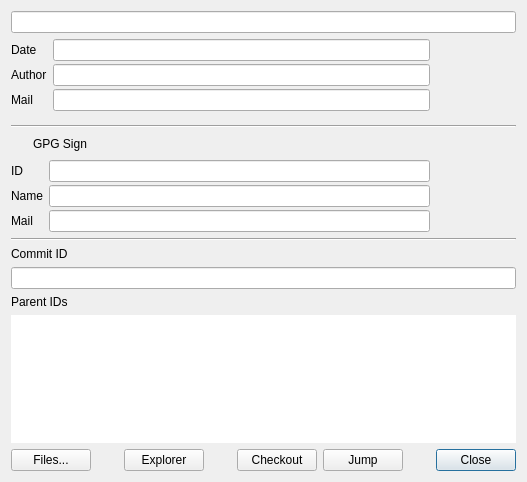
This is src/CommitPropertyDialog.ui in soramimi/Guitar as Qt 5 draws it before an edit. The edited form follows.
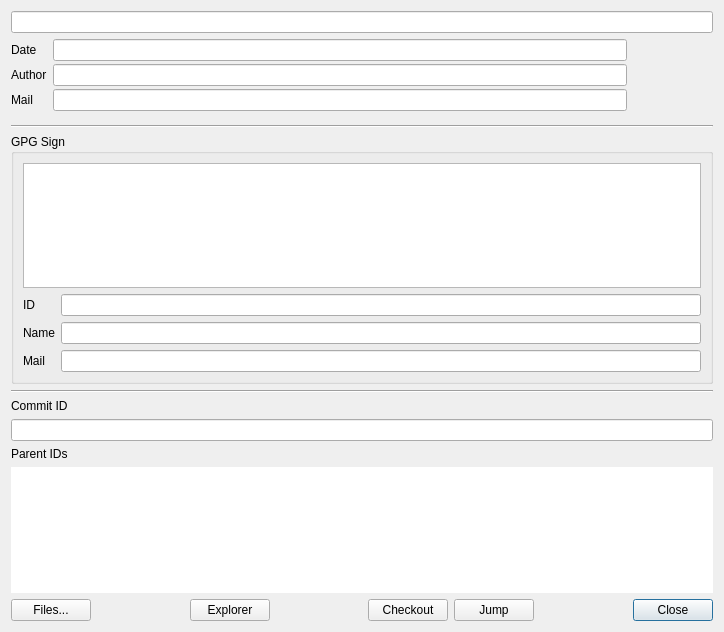
This is the edited form. Icons and pictures are not drawn. Custom widgets are drawn as their Qt base class.

```diff
--- a/src/CommitPropertyDialog.ui
+++ b/src/CommitPropertyDialog.ui
@@ -6,8 +6,8 @@
    <rect>
     <x>0</x>
     <y>0</y>
-    <width>527</width>
-    <height>482</height>
+    <width>724</width>
+    <height>632</height>
    </rect>
   </property>
   <property name="windowTitle">
@@ -112,56 +112,28 @@
        </widget>
       </item>
       <item>
-       <layout class="QHBoxLayout" name="horizontalLayout_2">
-        <property name="spacing">
-         <number>2</number>
-        </property>
-        <item>
-         <widget class="QLabel" name="label_signature_icon">
+       <widget class="QGroupBox" name="groupBox">
           <property name="minimumSize">
            <size>
-            <width>20</width>
-            <height>20</height>
-           </size>
-          </property>
-          <property name="maximumSize">
-           <size>
-            <width>20</width>
-            <height>20</height>
-           </size>
-          </property>
-          <property name="pixmap">
-           <pixmap resource="resources/resources.qrc">:/image/signature-good.png</pixmap>
-          </property>
-          <property name="scaledContents">
-           <bool>true</bool>
-          </property>
-         </widget>
-        </item>
-        <item>
-         <widget class="QLabel" name="label_10">
-          <property name="text">
+          <width>0</width>
+          <height>100</height>
+         </size>
+        </property>
+        <property name="title">
            <string>GPG Sign</string>
           </property>
-         </widget>
-        </item>
-       </layout>
-      </item>
+        <layout class="QVBoxLayout" name="verticalLayout_3">
       <item>
-       <layout class="QHBoxLayout" name="horizontalLayout_4">
+          <widget class="QTextEdit" name="textEdit_signature">
+           <property name="readOnly">
+            <bool>true</bool>
+           </property>
+          </widget>
+         </item>
         <item>
          <layout class="QFormLayout" name="formLayout_2">
-          <property name="labelAlignment">
-           <set>Qt::AlignLeading|Qt::AlignLeft|Qt::AlignVCenter</set>
-          </property>
-          <property name="formAlignment">
-           <set>Qt::AlignLeading|Qt::AlignLeft|Qt::AlignTop</set>
-          </property>
-          <property name="verticalSpacing">
-           <number>3</number>
-          </property>
           <item row="0" column="0">
-           <widget class="QLabel" name="label_7">
+            <widget class="QLabel" name="label">
             <property name="text">
              <string>ID</string>
             </property>
@@ -171,7 +143,7 @@
            <widget class="ReadOnlyLineEdit" name="lineEdit_sign_id"/>
           </item>
           <item row="1" column="0">
-           <widget class="QLabel" name="label_8">
+            <widget class="QLabel" name="label_7">
             <property name="text">
              <string>Name</string>
             </property>
@@ -181,7 +153,7 @@
            <widget class="ReadOnlyLineEdit" name="lineEdit_sign_name"/>
           </item>
           <item row="2" column="0">
-           <widget class="QLabel" name="label_9">
+            <widget class="QLabel" name="label_8">
             <property name="text">
              <string>Mail</string>
             </property>
@@ -192,17 +164,8 @@
           </item>
          </layout>
         </item>
-        <item>
-         <widget class="SimpleImageWidget" name="widget_sign_avatar" native="true">
-          <property name="minimumSize">
-           <size>
-            <width>80</width>
-            <height>0</height>
-           </size>
-          </property>
-         </widget>
-        </item>
-       </layout>
+        </layout>
+       </widget>
       </item>
      </layout>
     </widget>
```
Left out of the diff: 4 changed lines with no effect on the pictures. Lines whose indentation alone changed are shown as unchanged.
